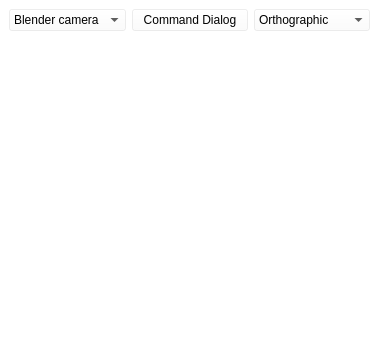
First picture: the form in src/g3d/mainwindow.ui, repository BRL-CAD/rt-cubed, before the edit.
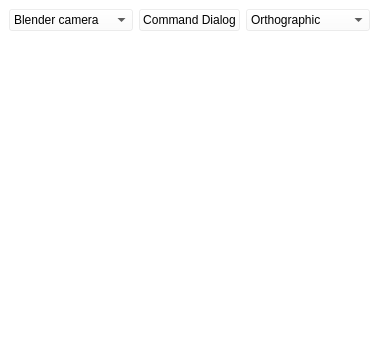
Second picture: the form after the edit. Custom widgets are drawn as their Qt base class.

Commit message: Tweaked top GUI bar

Diff of the .ui file:
```diff
--- a/src/g3d/mainwindow.ui
+++ b/src/g3d/mainwindow.ui
@@ -50,6 +50,12 @@
       </item>
       <item>
        <widget class="QPushButton" name="commandButton">
+        <property name="sizePolicy">
+         <sizepolicy hsizetype="Fixed" vsizetype="Fixed">
+          <horstretch>0</horstretch>
+          <verstretch>0</verstretch>
+         </sizepolicy>
+        </property>
         <property name="styleSheet">
          <string>background: rgba(255, 255, 255, 64)</string>
         </property>
```
